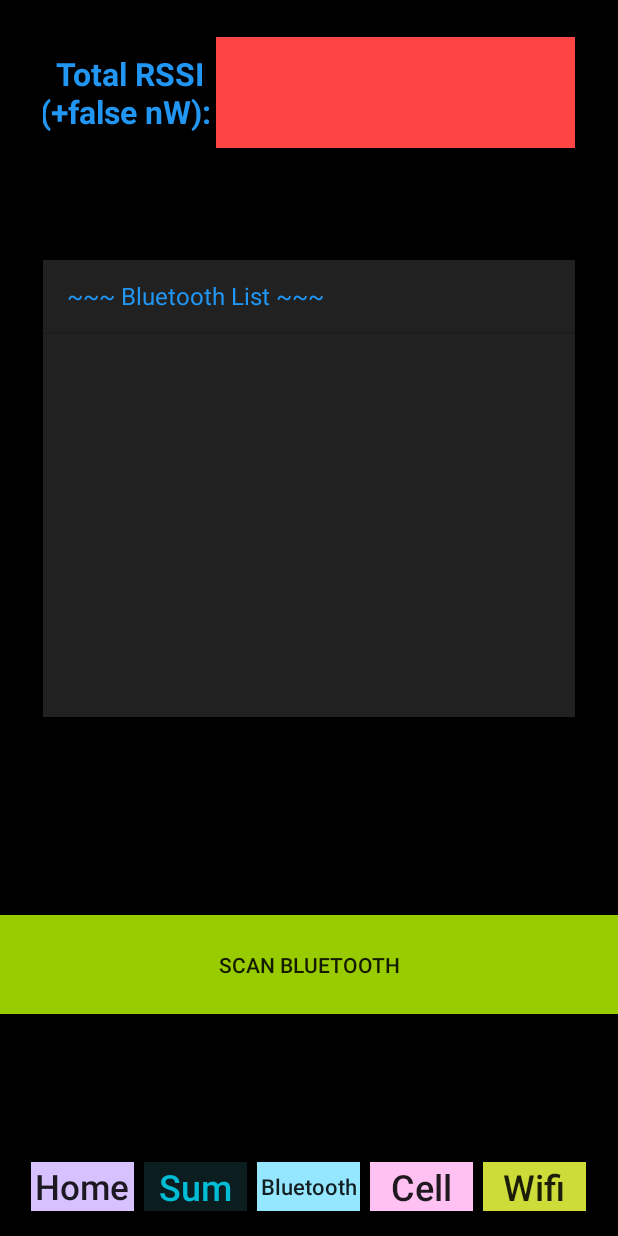
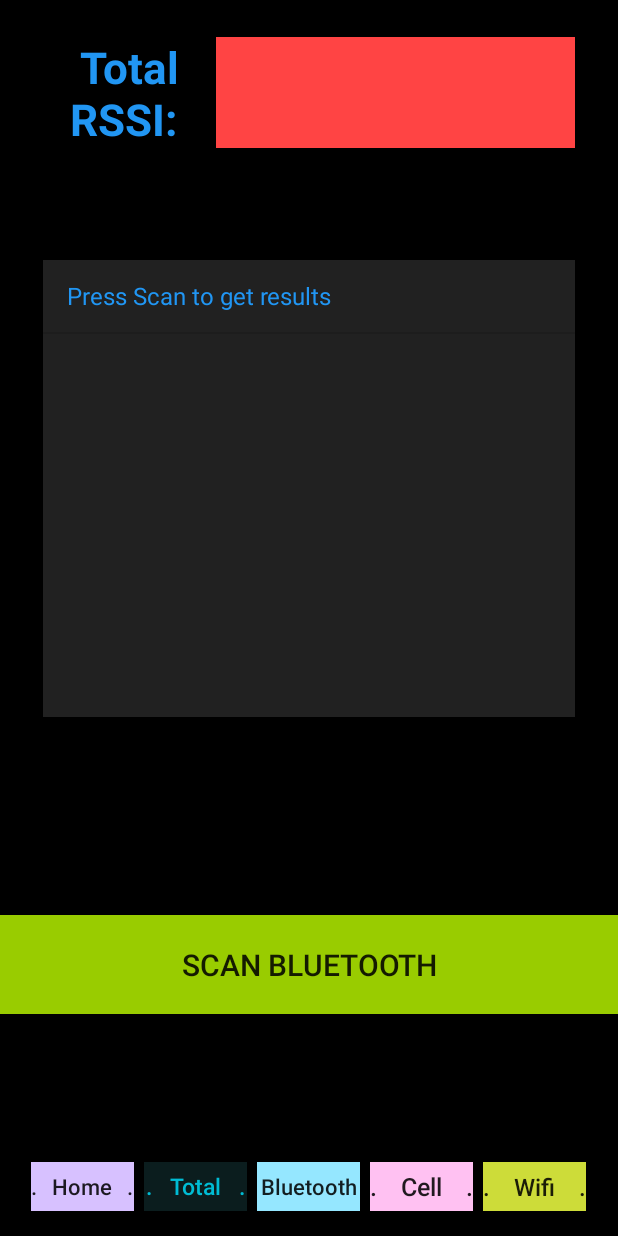
Before and after one commit to Luceaw/AndroidSignalApp, an Android app: the BluetoothActivity screen opened directly, with no data from a screen before it, on a phone screen of 412 x 824 dp. Run offline under Robolectric (Android 15) with nearby library versions, the phone set to English and light mode, and no system bars.

Commit message:
Correct wifi turning off, update formatting for universal sizing

```diff
--- a/app/src/main/AndroidManifest.xml
+++ b/app/src/main/AndroidManifest.xml
@@ -4,10 +4,13 @@
 
     <uses-permission android:name="android.permission.BLUETOOTH" />
     <uses-permission android:name="android.permission.BLUETOOTH_ADMIN" />
+
     <uses-permission android:name="android.permission.ACCESS_WIFI_STATE" />
     <uses-permission android:name="android.permission.CHANGE_WIFI_STATE" />
+
     <uses-permission android:name="android.permission.ACCESS_COARSE_LOCATION" />
     <uses-permission android:name="android.permission.ACCESS_FINE_LOCATION" />
+
     <uses-permission android:name="android.permission.READ_PHONE_STATE" />
 
     <application
--- a/app/src/main/java/com/example/scanner/BluetoothActivity.java
+++ b/app/src/main/java/com/example/scanner/BluetoothActivity.java
@@ -67,7 +67,7 @@ public class BluetoothActivity extends AppCompatActivity {
         ListView listView = findViewById(R.id.blueList);
         listView.setAdapter(adapter);
 
-        arrayList.add("~~~ Bluetooth List ~~~");
+        arrayList.add("Press Scan to get results");
         mProgressBar = findViewById(R.id.progressBar);
         mProgressBar.setProgress(i);
 
--- a/app/src/main/java/com/example/scanner/NetworkActivity.java
+++ b/app/src/main/java/com/example/scanner/NetworkActivity.java
@@ -42,6 +42,7 @@ public class NetworkActivity extends AppCompatActivity {
         } catch (NullPointerException ignored) {
         }
 
+        arrayList.add("Press retrieve to get results");
         ListView listView = findViewById(R.id.networkList);
         adapter = new ArrayAdapter<>(this, R.layout.simple_list_item_1, arrayList);
         listView.setAdapter(adapter);
@@ -91,7 +92,7 @@ public class NetworkActivity extends AppCompatActivity {
                     && times.size() > 0 && valList.size() > 0) {
 
                 time = (long) times.get(1);
-                String string = (time + " s");
+                String string = (time + " ms");
                 timeTaken.setText(string);
 
                 double[] sums = new scannerAppTools().getMw(valList);
--- a/app/src/main/java/com/example/scanner/WifiActivity.java
+++ b/app/src/main/java/com/example/scanner/WifiActivity.java
@@ -66,6 +66,7 @@ public class WifiActivity extends AppCompatActivity {
 
     @Override
     protected void onCreate(Bundle savedInstanceState) {
+        wifiManager = (WifiManager) getApplicationContext().getSystemService(Context.WIFI_SERVICE);
         if (wifiManager != null) {
             wifistart = wifiManager.isWifiEnabled();
         }
@@ -82,7 +83,7 @@ public class WifiActivity extends AppCompatActivity {
         wifiExp = findViewById(R.id.exposureBox);
         ListView wifiList = findViewById(R.id.wifiList);
 
-        arrayList.add("~~~ Router list ~~~");
+        arrayList.add("Press Scan to get results");
 
         Button buttonScan = findViewById(R.id.scanBtn);
         buttonScan.setOnClickListener(new View.OnClickListener() {
@@ -92,7 +93,6 @@ public class WifiActivity extends AppCompatActivity {
             }
         });
 
-        wifiManager = (WifiManager) getApplicationContext().getSystemService(Context.WIFI_SERVICE);
         adapter = new ArrayAdapter<>(this, R.layout.simple_list_item_1, arrayList);
         wifiList.setAdapter(adapter);
     }
--- a/app/src/main/java/com/example/scanner/allActivityGraphs.java
+++ b/app/src/main/java/com/example/scanner/allActivityGraphs.java
@@ -237,7 +237,7 @@ public class allActivityGraphs extends AppCompatActivity {
                     int yVal = (int) Math.round(sums[0]);
                     int xVal = Math.round(System.currentTimeMillis() - startTime) / 1000;
                     netSeries.appendData(new DataPoint(xVal, yVal), true, 2000);
-                    if (time < 0.101) {
+                    if (time < 101) {
                         netPointSeries.appendData(new DataPoint(xVal, yVal), true, 500);
                     }
                     return 1;
--- a/app/src/main/java/com/example/scanner/scannerAppTools.java
+++ b/app/src/main/java/com/example/scanner/scannerAppTools.java
@@ -50,7 +50,7 @@ public class scannerAppTools {
                 long dBm;
                 long millisecondsSinceEvent = (SystemClock.elapsedRealtimeNanos() - cellInfo.getTimeStamp()) / 1000000L;
                 long timeOfEvent = System.currentTimeMillis() - millisecondsSinceEvent;
-                time = (System.currentTimeMillis() - timeOfEvent) / 1000;
+                time = (System.currentTimeMillis() - timeOfEvent);
 
                 if (cellInfo.isRegistered()) {
                     statusList.add(" - In use!");
--- a/app/src/main/res/layout/activity_bluetooth.xml
+++ b/app/src/main/res/layout/activity_bluetooth.xml
@@ -26,6 +26,9 @@
         android:background="@android:color/holo_green_light"
         android:gravity="center"
         android:onClick="scanBluetooth"
+        android:autoSizeMaxTextSize="20sp"
+        android:autoSizeMinTextSize="12sp"
+        android:autoSizeTextType="uniform"
         android:text="Scan Bluetooth"
         app:layout_constraintBottom_toTopOf="@+id/buttombottom"
         app:layout_constraintEnd_toEndOf="parent"
@@ -37,7 +40,7 @@
         android:layout_width="0dp"
         android:layout_height="0dp"
         android:gravity="center"
-        android:text="Total RSSI (+false nW): "
+        android:text="Total RSSI: "
         android:autoSizeMaxTextSize="100sp"
         android:autoSizeMinTextSize="12sp"
         android:autoSizeTextType="uniform"
@@ -176,7 +179,7 @@
             android:autoSizeTextType="uniform"
             android:background="@color/home_green"
             android:onClick="goHome"
-            android:text=" Home "
+            android:text=".   Home   ."
             android:textAllCaps="false" />
 
         <TextView
@@ -195,7 +198,7 @@
             android:autoSizeTextType="uniform"
             android:background="@color/allcol"
             android:onClick="goAll"
-            android:text=" Sum "
+            android:text=".   Total   ."
             android:textAllCaps="false"
             android:textColor="@color/blue_100" />
 
@@ -233,7 +236,7 @@
             android:autoSizeTextType="uniform"
             android:background="@color/networkcol"
             android:onClick="goNetwork"
-            android:text="   Cell   "
+            android:text=".    Cell    ."
             android:textAllCaps="false" />
 
         <TextView
@@ -251,7 +254,7 @@
             android:autoSizeTextType="uniform"
             android:background="@color/wificol"
             android:onClick="goWifi"
-            android:text=" Wifi "
+            android:text=".    Wifi    ."
             android:textAllCaps="false" />
     </LinearLayout>
 
```
Also changed, not shown: app/src/main/java/com/example/scanner/splash_activity.java (+22 -0 lines), app/src/main/res/layout/activity_all.xml (+7 -6 lines), app/src/main/res/layout/activity_all_graphs.xml (+4 -4 lines), app/src/main/res/layout/activity_network.xml (+7 -4 lines), app/src/main/res/layout/activity_wifi.xml (+7 -5 lines).
